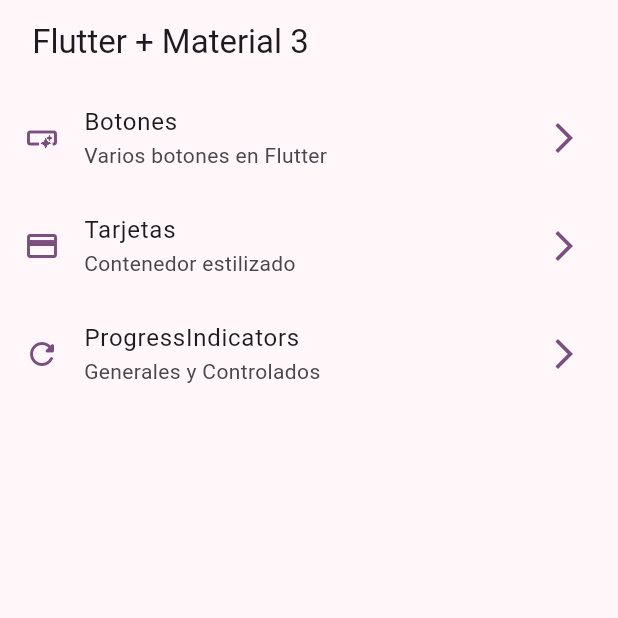
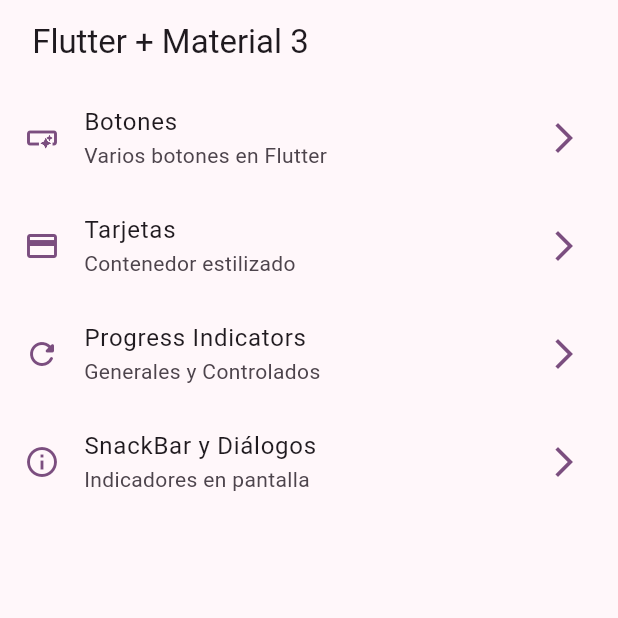
Before and after one commit to JulianOsorio27/componentesFlutter, a Flutter app: the screen it shows after launch, on a phone screen of 412 x 824 dp, the top half of it. Run offline on Flutter 3.47's test engine with Material 3 defaults, Android fonts, the phone set to English and light mode, and no system bars; our stand-ins replace go_router.

Commit message:
Snackabr con cierre manual y automatico

```diff
--- a/lib/config/menu/menu_items.dart
+++ b/lib/config/menu/menu_items.dart
@@ -34,10 +34,17 @@ const appMenuItems = <MenuItems> [
   ),
 
   MenuItems(
-    title: 'ProgressIndicators',
+    title: 'Progress Indicators',
     subTitle:'Generales y Controlados',
     link: '/progress',
     icon: Icons.refresh_rounded
   ),
 
+  MenuItems(
+    title: 'SnackBar y Diálogos',
+    subTitle:'Indicadores en pantalla',
+    link: '/snackbar',
+    icon: Icons.info_outline
+  ),
+
 ];
--- a/lib/config/router/app_router.dart
+++ b/lib/config/router/app_router.dart
@@ -27,5 +27,10 @@ final appRouter = GoRouter(
       name: ProgressScreen.name,
       builder: (context, state) => const ProgressScreen(),
     ),
+    GoRoute(
+      path: '/snackbar',
+      name: SnackBarScreen.name,
+      builder: (context, state) => const SnackBarScreen(),
+    ),
   ],
 );
--- a/lib/presentation/screens/snackbar/snackbar_screen.dart
+++ b/lib/presentation/screens/snackbar/snackbar_screen.dart
@@ -1,15 +1,36 @@
-
 import 'package:flutter/material.dart';
 
-
 class SnackBarScreen extends StatelessWidget {
-
   static const String name = 'snackbar_screen';
 
   const SnackBarScreen({super.key});
 
+  void showCustomSnackbar(BuildContext context) {
+
+    // Eliminacion los snackbar para que se oculten al dar click sobre si mismo
+    ScaffoldMessenger.of(context).clearSnackBars();
+
+    // Busca el Scaffold más cercano y le pasa la información necesitada con el context
+    final snackbar = SnackBar(
+      content: const Text('Hola mundo!!'),
+      action: SnackBarAction(label: 'Ok!', onPressed: () {}) ,
+      duration: const Duration(seconds: 5),
+    );
+
+    ScaffoldMessenger.of(context).showSnackBar(snackbar);
+  }
+
   @override
   Widget build(BuildContext context) {
-    return const Placeholder();
+    return Scaffold(
+      appBar: AppBar(
+        title: const Text('Snackbars y Diálogos'),
+      ),
+      floatingActionButton: FloatingActionButton.extended(
+        label: const Text('Mostrar snackbar'),
+        icon: const Icon(Icons.remove_red_eye_outlined),
+        onPressed: () => showCustomSnackbar(context),
+      ),
+    );
   }
 }
```
